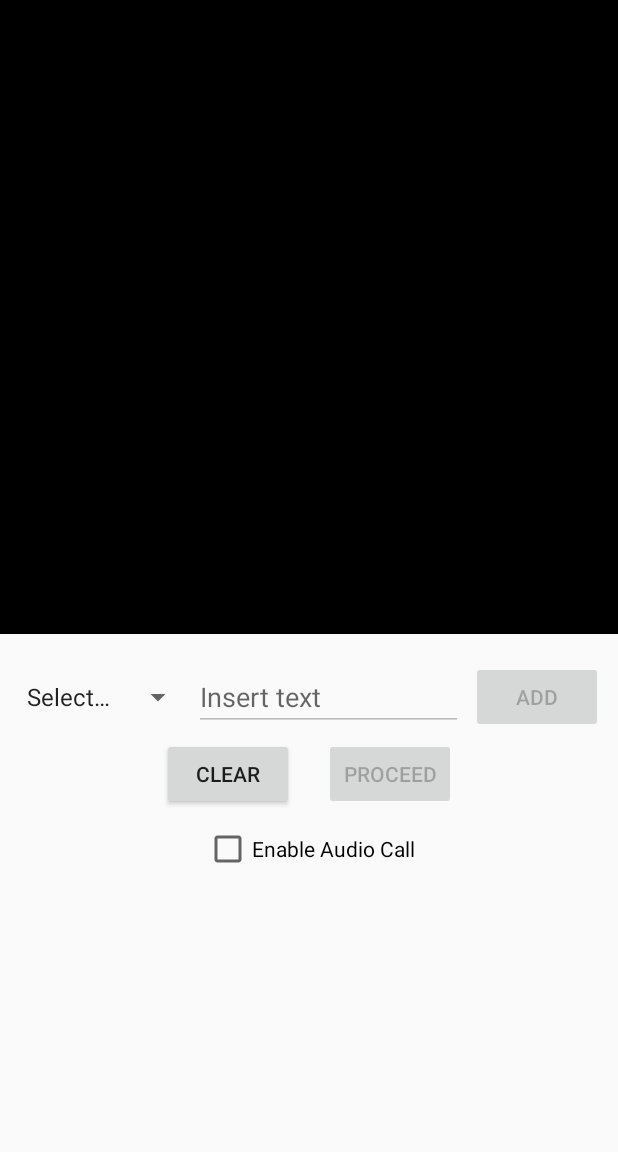
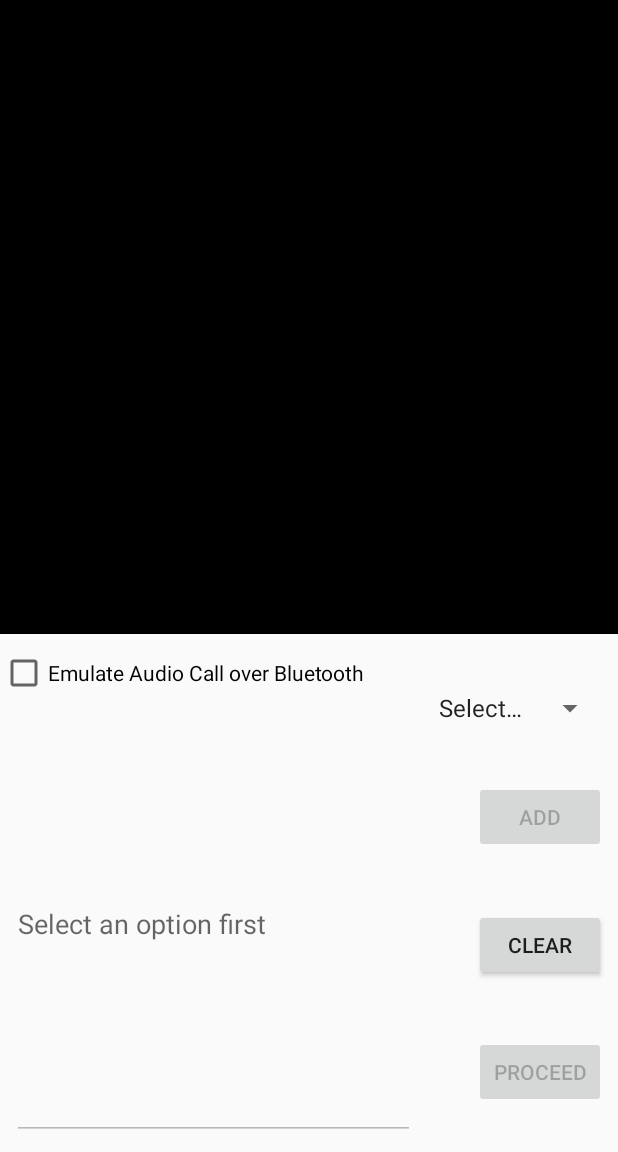
Before and after one commit to chattylabs/conversational-flow, an Android app: the screen it shows after launch (MainActivity), on a phone screen of 412 x 824 dp, the part 84-1236 px from its top. Run offline under Robolectric (Android 15) with nearby library versions, the phone set to English and light mode, and no system bars; our stand-ins replace Dagger/Hilt's generated code; 4 statements that could not run were skipped.

```diff
--- a/app/build.gradle
+++ b/app/build.gradle
@@ -32,7 +32,7 @@ dependencies {
 
     // Android dependencies
     implementation 'com.android.support:appcompat-v7:27.1.1'
-    implementation 'com.android.support.constraint:constraint-layout:1.1.0'
+    implementation 'com.android.support.constraint:constraint-layout:1.1.2'
     implementation 'com.android.support:cardview-v7:27.1.1'
     implementation 'com.android.support:recyclerview-v7:27.1.1'
 
--- a/app/src/main/AndroidManifest.xml
+++ b/app/src/main/AndroidManifest.xml
@@ -12,6 +12,8 @@
         android:theme="@style/AppTheme">
         <meta-data android:name="net.hockeyapp.android.appIdentifier" android:value="${HOCKEYAPP_APP_ID}" />
         <activity android:name="com.chattylabs.demo.voice.MainActivity"
+            android:configChanges="keyboard|keyboardHidden|orientation|screenSize"
+            android:screenOrientation="portrait"
             android:windowSoftInputMode="stateVisible|adjustResize">
             <intent-filter>
                 <action android:name="android.intent.action.MAIN" />
--- a/app/src/main/res/layout/activity_main.xml
+++ b/app/src/main/res/layout/activity_main.xml
@@ -7,6 +7,13 @@
     android:layout_height="match_parent"
     android:animateLayoutChanges="true"
     tools:context="com.chattylabs.demo.voice.MainActivity">
+
+    <android.support.constraint.Guideline
+        android:id="@+id/guideline"
+        android:layout_width="wrap_content"
+        android:layout_height="wrap_content"
+        android:orientation="horizontal"
+        app:layout_constraintGuide_percent="0.55" />
 
     <TextView
         android:id="@+id/execution"
@@ -22,75 +29,83 @@
         app:layout_constraintStart_toStartOf="parent"
         app:layout_constraintTop_toTopOf="parent" />
 
-    <android.support.constraint.Guideline
-        android:id="@+id/guideline"
+    <CheckBox
+        android:id="@+id/bluetooth_sco"
         android:layout_width="wrap_content"
         android:layout_height="wrap_content"
-        android:orientation="horizontal"
-        app:layout_constraintGuide_percent="0.55" />
-
-    <Spinner
-        android:id="@+id/spinner"
-        android:layout_width="0dp"
-        android:layout_height="wrap_content"
-        android:layout_marginStart="10dp"
-        android:layout_marginTop="30dp"
-        android:minWidth="100dp"
+        android:layout_marginEnd="8dp"
+        android:layout_marginTop="10dp"
+        android:text="Emulate Audio Call over Bluetooth"
+        app:layout_constraintEnd_toEndOf="@+id/barrier2"
+        app:layout_constraintHorizontal_bias="0.0"
         app:layout_constraintStart_toStartOf="parent"
         app:layout_constraintTop_toBottomOf="@+id/guideline" />
 
     <EditText
         android:id="@+id/text"
         android:layout_width="0dp"
+        android:layout_height="0dp"
+        android:layout_marginBottom="8dp"
+        android:layout_marginEnd="8dp"
+        android:layout_marginStart="8dp"
+        android:layout_marginTop="8dp"
+        android:ems="10"
+        android:hint="Select an option first"
+        app:layout_constraintBottom_toBottomOf="parent"
+        app:layout_constraintEnd_toEndOf="@+id/barrier2"
+        app:layout_constraintStart_toStartOf="parent"
+        app:layout_constraintTop_toBottomOf="@+id/bluetooth_sco"
+        tools:text="Insert text" />
+
+    <Spinner
+        android:id="@+id/spinner"
+        android:layout_width="0dp"
         android:layout_height="wrap_content"
-        android:layout_marginEnd="5dp"
-        android:ems="10"
-        android:hint="Insert text"
-        app:layout_constraintBottom_toBottomOf="@+id/spinner"
-        app:layout_constraintEnd_toStartOf="@+id/add"
-        app:layout_constraintStart_toEndOf="@+id/spinner"
-        app:layout_constraintTop_toTopOf="@+id/spinner"
-        tools:text="Insert text" />
+        android:layout_marginEnd="8dp"
+        android:layout_marginTop="8dp"
+        android:minWidth="100dp"
+        app:layout_constraintBottom_toTopOf="@+id/add"
+        app:layout_constraintEnd_toEndOf="parent"
+        app:layout_constraintTop_toBottomOf="@+id/guideline" />
 
     <Button
         android:id="@+id/add"
         android:layout_width="wrap_content"
         android:layout_height="wrap_content"
-        android:layout_marginEnd="10dp"
+        android:layout_marginEnd="8dp"
+        android:layout_marginTop="8dp"
         android:text="Add"
-        app:layout_constraintBottom_toBottomOf="@+id/text"
+        app:layout_constraintBottom_toTopOf="@+id/clear"
         app:layout_constraintEnd_toEndOf="parent"
-        app:layout_constraintStart_toEndOf="@+id/text"
-        app:layout_constraintTop_toTopOf="@+id/text" />
+        app:layout_constraintTop_toBottomOf="@+id/spinner" />
 
     <Button
         android:id="@+id/clear"
         android:layout_width="wrap_content"
         android:layout_height="wrap_content"
-        android:layout_marginTop="15dp"
+        android:layout_marginEnd="8dp"
+        android:layout_marginTop="8dp"
         android:text="Clear"
-        app:layout_constraintEnd_toEndOf="@+id/proceed"
-        app:layout_constraintStart_toStartOf="parent"
-        app:layout_constraintTop_toBottomOf="@+id/spinner" />
+        app:layout_constraintBottom_toTopOf="@+id/proceed"
+        app:layout_constraintEnd_toEndOf="parent"
+        app:layout_constraintTop_toBottomOf="@+id/add" />
 
     <Button
         android:id="@+id/proceed"
         android:layout_width="wrap_content"
         android:layout_height="wrap_content"
+        android:layout_marginEnd="8dp"
+        android:layout_marginTop="8dp"
         android:text="Proceed"
-        app:layout_constraintBottom_toBottomOf="@+id/clear"
+        app:layout_constraintBottom_toBottomOf="parent"
         app:layout_constraintEnd_toEndOf="parent"
-        app:layout_constraintStart_toStartOf="@+id/clear"
-        app:layout_constraintTop_toTopOf="@+id/clear" />
+        app:layout_constraintTop_toBottomOf="@+id/clear" />
 
-    <CheckBox
-        android:id="@+id/bluetooth_sco"
+    <android.support.constraint.Barrier
+        android:id="@+id/barrier2"
         android:layout_width="wrap_content"
         android:layout_height="wrap_content"
-        android:text="Enable Audio Call"
-        android:layout_marginTop="10dp"
-        app:layout_constraintStart_toStartOf="parent"
-        app:layout_constraintEnd_toEndOf="parent"
-        app:layout_constraintTop_toBottomOf="@+id/clear"/>
+        app:barrierDirection="left"
+        app:constraint_referenced_ids="add,clear,spinner,proceed" />
 
 </android.support.constraint.ConstraintLayout>
```
Also changed, not shown: app/src/main/java/com/chattylabs/demo/voice/MainActivity.java (+31 -11 lines), sdk-voice-interaction/src/main/java/com/chattylabs/sdk/android/voice/AndroidSpeechSynthesizer.java (+7 -11 lines), sdk-voice-interaction/src/main/java/com/chattylabs/sdk/android/voice/BluetoothSco.java (+17 -7 lines), sdk-voice-interaction/src/main/java/com/chattylabs/sdk/android/voice/Peripheral.java (+13 -11 lines), sdk-voice-interaction/src/main/java/com/chattylabs/sdk/android/voice/PeripheralBluetoothDevice.java (renamed from sdk-voice-interaction/src/main/java/com/chattylabs/sdk/android/voice/HeadsetDevice.java, +6 -6 lines), sdk-voice-interaction/src/main/java/com/chattylabs/sdk/android/voice/PeripheralHeadsetDevice.java (added, +34 -0 lines).
